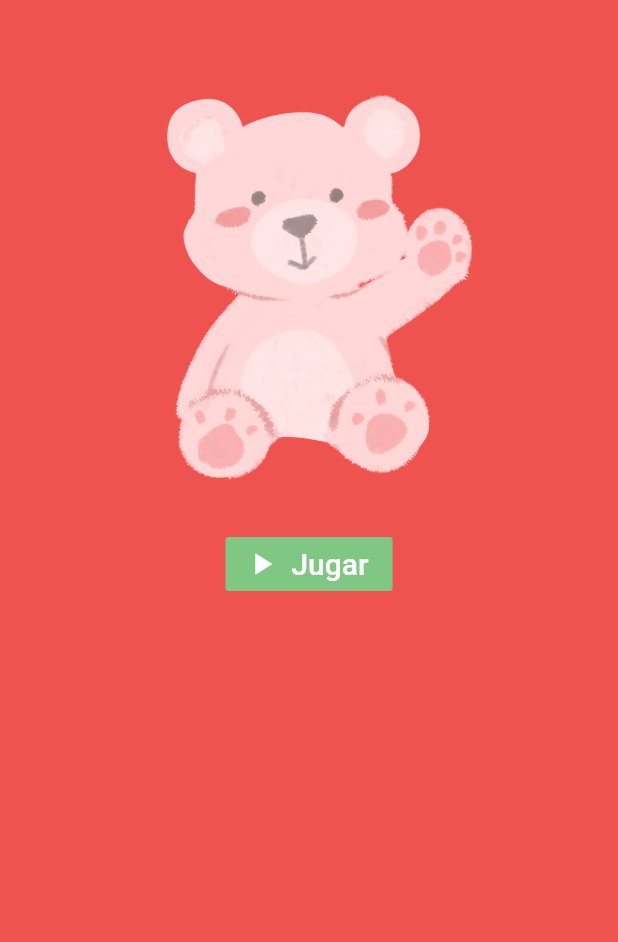
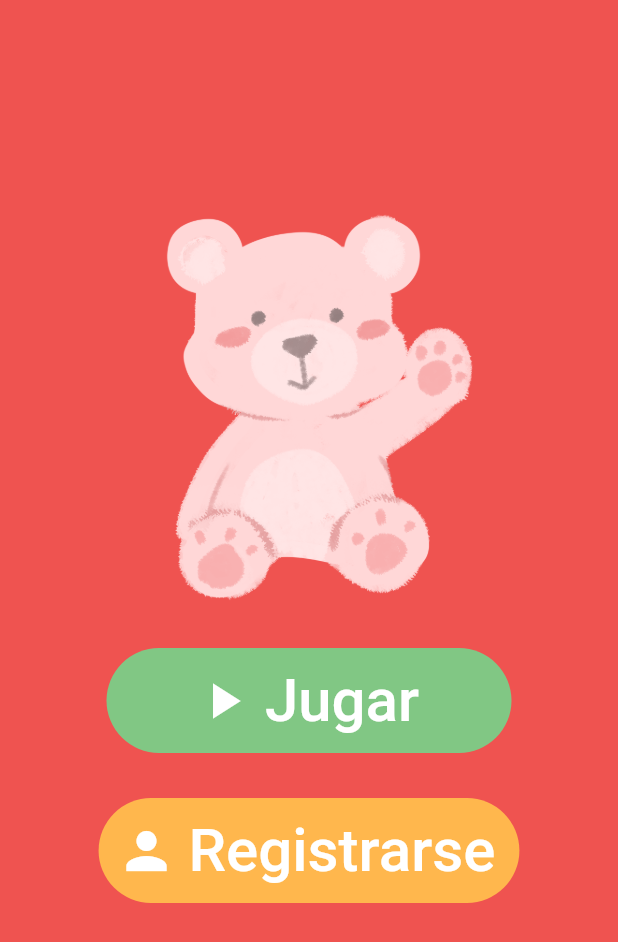
Before and after one commit to mariafg11/LectoEscrituraApp, a Flutter app: the screen it shows after launch, on a phone screen of 412 x 824 dp. Shown: the top 942 px of the screen. Run offline on Flutter 3.47's test engine with Material 2 defaults, Android fonts, the phone set to English and light mode, and no system bars; our stand-ins replace firebase_auth, firebase_core, flutter_spinkit; accounts and stored records are empty.

Commit message:
Button Decor and functionality

```diff
--- a/lib/screens/authenticate/authenticate.dart
+++ b/lib/screens/authenticate/authenticate.dart
@@ -24,7 +24,7 @@ class _AuthenticateState extends State<Authenticate> {
               padding: EdgeInsets.symmetric(vertical: 20.0, horizontal: 50.0),
               child: Column(
                 children: [
-                  SizedBox(height: 20.0),
+                  SizedBox(height: 100.0),
                   Image(
                     image: AssetImage('assets/test.png'),
                     width: 500.0,
@@ -33,14 +33,42 @@ class _AuthenticateState extends State<Authenticate> {
                     icon: Icon(
                       Icons.play_arrow,
                       color: Colors.white,
+                      size: 40.0,
                     ),
                     color: Colors.green[300],
+                    height: 70.0,
+                    shape: StadiumBorder(),
+                    minWidth: 270.0,
                     onPressed: () {
-                      return Home();
+                      Navigator.push(
+                        context,
+                        MaterialPageRoute(builder: (context) => Home()),
+                      );
                     },
                     label: Text(
                       'Jugar',
-                      style: TextStyle(color: Colors.white, fontSize: 20.0),
+                      style: TextStyle(color: Colors.white, fontSize: 40.0),
+                    ),
+                  ),
+                  SizedBox(height: 30.0),
+                  FlatButton.icon(
+                    icon: Icon(
+                      Icons.person,
+                      color: Colors.white,
+                      size: 40.0,
+                    ),
+                    color: Colors.orange[300],
+                    height: 70.0,
+                    shape: StadiumBorder(),
+                    onPressed: () {
+                      Navigator.push(
+                        context,
+                        MaterialPageRoute(builder: (context) => Register()),
+                      );
+                    },
+                    label: Text(
+                      'Registrarse',
+                      style: TextStyle(color: Colors.white, fontSize: 40.0),
                     ),
                   ),
                 ],
```
Also changed, not shown: lib/screens/authenticate/register.dart (+14 -1 lines), lib/screens/home/home.dart (+13 -2 lines).
